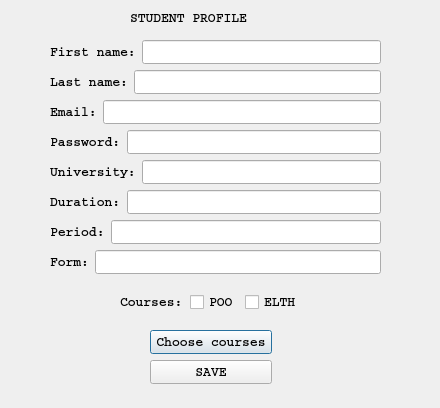
First picture: the form in menustudent.ui, repository casalete/ErasmusIo, before the edit.
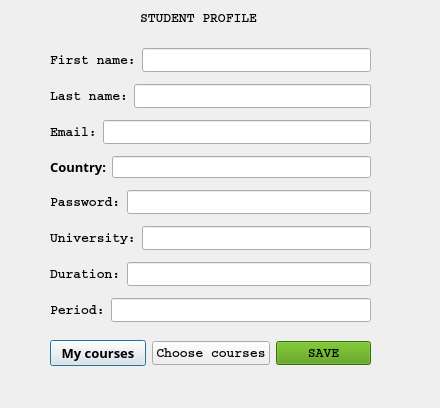
Second picture: the form after the edit. Icons and pictures are not drawn.

Commit message: menustudent, menuteacher vin completate campurile cu detalii din db

The edit to the form file:
```diff
--- a/menustudent.ui
+++ b/menustudent.ui
@@ -19,7 +19,7 @@
   <widget class="QLabel" name="label">
    <property name="geometry">
     <rect>
-     <x>130</x>
+     <x>140</x>
      <y>10</y>
      <width>131</width>
      <height>16</height>
@@ -37,23 +37,15 @@
     <string>STUDENT PROFILE</string>
    </property>
   </widget>
-  <widget class="QWidget" name="layoutWidget">
+  <widget class="QWidget" name="">
    <property name="geometry">
     <rect>
      <x>50</x>
-     <y>40</y>
-     <width>331</width>
-     <height>236</height>
+     <y>42</y>
+     <width>321</width>
+     <height>291</height>
     </rect>
    </property>
-   <property name="font">
-    <font>
-     <family>Courier</family>
-     <pointsize>10</pointsize>
-     <weight>75</weight>
-     <bold>true</bold>
-    </font>
-   </property>
    <layout class="QVBoxLayout" name="verticalLayout">
     <item>
      <layout class="QHBoxLayout" name="horizontalLayout">
@@ -151,6 +143,28 @@
     <item>
      <layout class="QHBoxLayout" name="horizontalLayout_4">
       <item>
+       <widget class="QLabel" name="label_11">
+        <property name="font">
+         <font>
+          <family>Courier 10 Pitch</family>
+          <pointsize>10</pointsize>
+          <weight>75</weight>
+          <bold>true</bold>
+         </font>
+        </property>
+        <property name="text">
+         <string>Country:</string>
+        </property>
+       </widget>
+      </item>
+      <item>
+       <widget class="QLineEdit" name="lineEdit_country"/>
+      </item>
+     </layout>
+    </item>
+    <item>
+     <layout class="QHBoxLayout" name="horizontalLayout_5">
+      <item>
        <widget class="QLabel" name="label_7">
         <property name="font">
          <font>
@@ -180,7 +194,7 @@
      </layout>
     </item>
     <item>
-     <layout class="QHBoxLayout" name="horizontalLayout_5">
+     <layout class="QHBoxLayout" name="horizontalLayout_6">
       <item>
        <widget class="QLabel" name="label_8">
         <property name="font">
@@ -211,7 +225,7 @@
      </layout>
     </item>
     <item>
-     <layout class="QHBoxLayout" name="horizontalLayout_6">
+     <layout class="QHBoxLayout" name="horizontalLayout_7">
       <item>
        <widget class="QLabel" name="label_9">
         <property name="font">
@@ -242,7 +256,7 @@
      </layout>
     </item>
     <item>
-     <layout class="QHBoxLayout" name="horizontalLayout_7">
+     <layout class="QHBoxLayout" name="horizontalLayout_8">
       <item>
        <widget class="QLabel" name="label_4">
         <property name="font">
@@ -272,110 +286,33 @@
       </item>
      </layout>
     </item>
-    <item>
-     <layout class="QHBoxLayout" name="horizontalLayout_8">
-      <item>
-       <widget class="QLabel" name="label_3">
-        <property name="font">
-         <font>
-          <family>Courier</family>
-          <pointsize>10</pointsize>
-          <weight>75</weight>
-          <bold>true</bold>
-         </font>
-        </property>
-        <property name="text">
-         <string>Form:</string>
-        </property>
-       </widget>
-      </item>
-      <item>
-       <widget class="QLineEdit" name="lineEdit_form">
-        <property name="font">
-         <font>
-          <family>Courier</family>
-          <pointsize>10</pointsize>
-          <weight>75</weight>
-          <bold>true</bold>
-         </font>
-        </property>
-       </widget>
-      </item>
-     </layout>
-    </item>
    </layout>
   </widget>
   <widget class="QWidget" name="">
    <property name="geometry">
     <rect>
-     <x>120</x>
-     <y>290</y>
-     <width>182</width>
-     <height>24</height>
+     <x>50</x>
+     <y>340</y>
+     <width>321</width>
+     <height>27</height>
     </rect>
    </property>
-   <layout class="QHBoxLayout" name="horizontalLayout_10">
+   <layout class="QHBoxLayout" name="horizontalLayout_9">
     <item>
-     <widget class="QLabel" name="label_10">
+     <widget class="QPushButton" name="pushButton">
       <property name="font">
        <font>
-        <family>Courier</family>
+        <family>Courier 10 Pitch</family>
         <pointsize>10</pointsize>
         <weight>75</weight>
         <bold>true</bold>
        </font>
       </property>
       <property name="text">
-       <string>Courses:</string>
+       <string>My courses</string>
       </property>
      </widget>
     </item>
-    <item>
-     <layout class="QHBoxLayout" name="horizontalLayout_9">
-      <item>
-       <widget class="QCheckBox" name="checkBox_2">
-        <property name="font">
-         <font>
-          <family>Courier</family>
-          <pointsize>10</pointsize>
-          <weight>75</weight>
-          <bold>true</bold>
-         </font>
-        </property>
-        <property name="text">
-         <string>POO</string>
-        </property>
-       </widget>
-      </item>
-      <item>
-       <widget class="QCheckBox" name="checkBox">
-        <property name="font">
-         <font>
-          <family>Courier</family>
-          <pointsize>10</pointsize>
-          <weight>75</weight>
-          <bold>true</bold>
-         </font>
-        </property>
-        <property name="text">
-         <string>ELTH</string>
-        </property>
-       </widget>
-      </item>
-     </layout>
-    </item>
-   </layout>
-  </widget>
-  <widget class="QWidget" name="">
-   <property name="geometry">
-    <rect>
-     <x>150</x>
-     <y>330</y>
-     <width>122</width>
-     <height>56</height>
-    </rect>
-   </property>
-   <layout class="QVBoxLayout" name="verticalLayout_2">
     <item>
      <widget class="QPushButton" name="coursesButton">
       <property name="font">
@@ -401,6 +338,9 @@
         <bold>true</bold>
        </font>
       </property>
+      <property name="styleSheet">
+       <string notr="true">background-color: rgb(78, 154, 6);</string>
+      </property>
       <property name="text">
        <string>SAVE</string>
       </property>
```
The commit also changes 10 other files.
